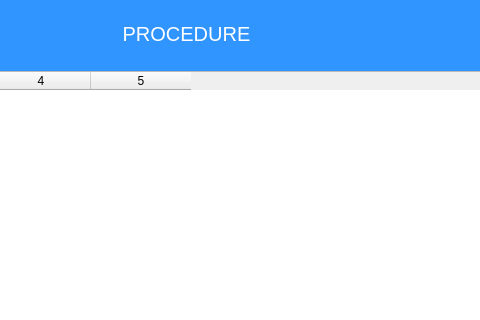
Above: mainwindowrp.ui from giuseppedifatta/SistemaRP before the change; both pictures show x 332 to 812 and y 0 to 320 of the 1037 by 607 pixel window. Below: the same form after it.
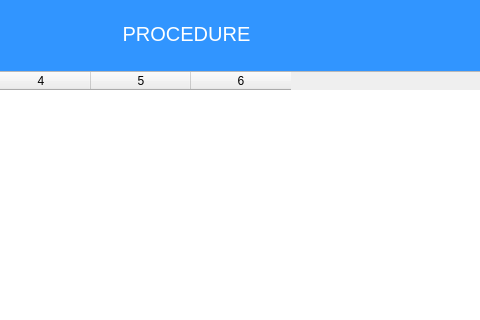
That is the form after the change. The open tabs and pages were chosen to show the change.

The edit to the form file:
```diff
--- a/mainwindowrp.ui
+++ b/mainwindowrp.ui
@@ -191,13 +191,14 @@
           <item row="1" column="0">
            <widget class="QTableWidget" name="tableWidget_vistaProcedure">
             <property name="columnCount">
-             <number>5</number>
+             <number>6</number>
             </property>
             <column/>
             <column/>
             <column/>
             <column/>
             <column/>
+            <column/>
            </widget>
           </item>
          </layout>
```
Left out of the diff: 2 changed lines with no effect on the pictures.
